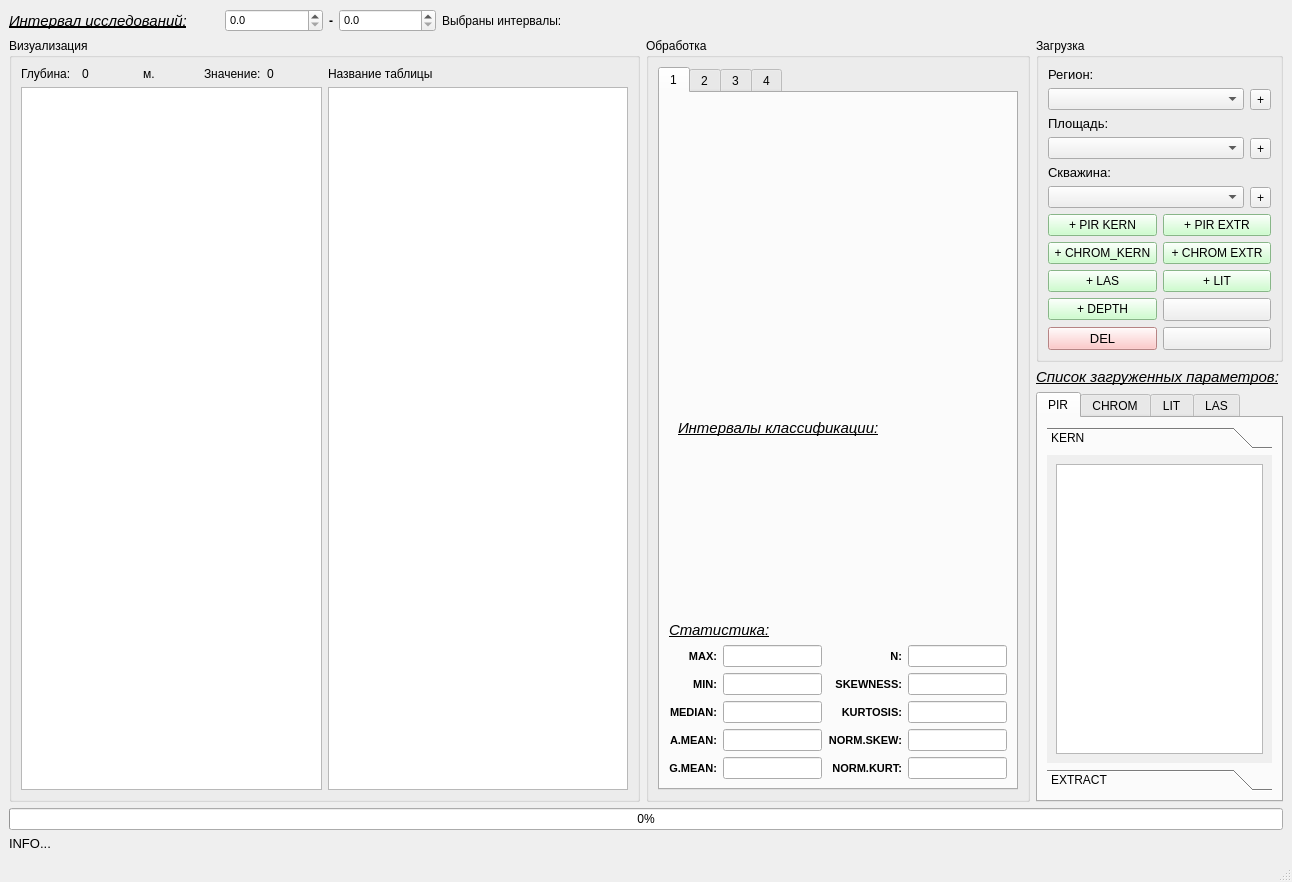
The window that qt/domanic_dialog.ui (idergunoff/domanic) describes before a commit, drawn with Qt 5.
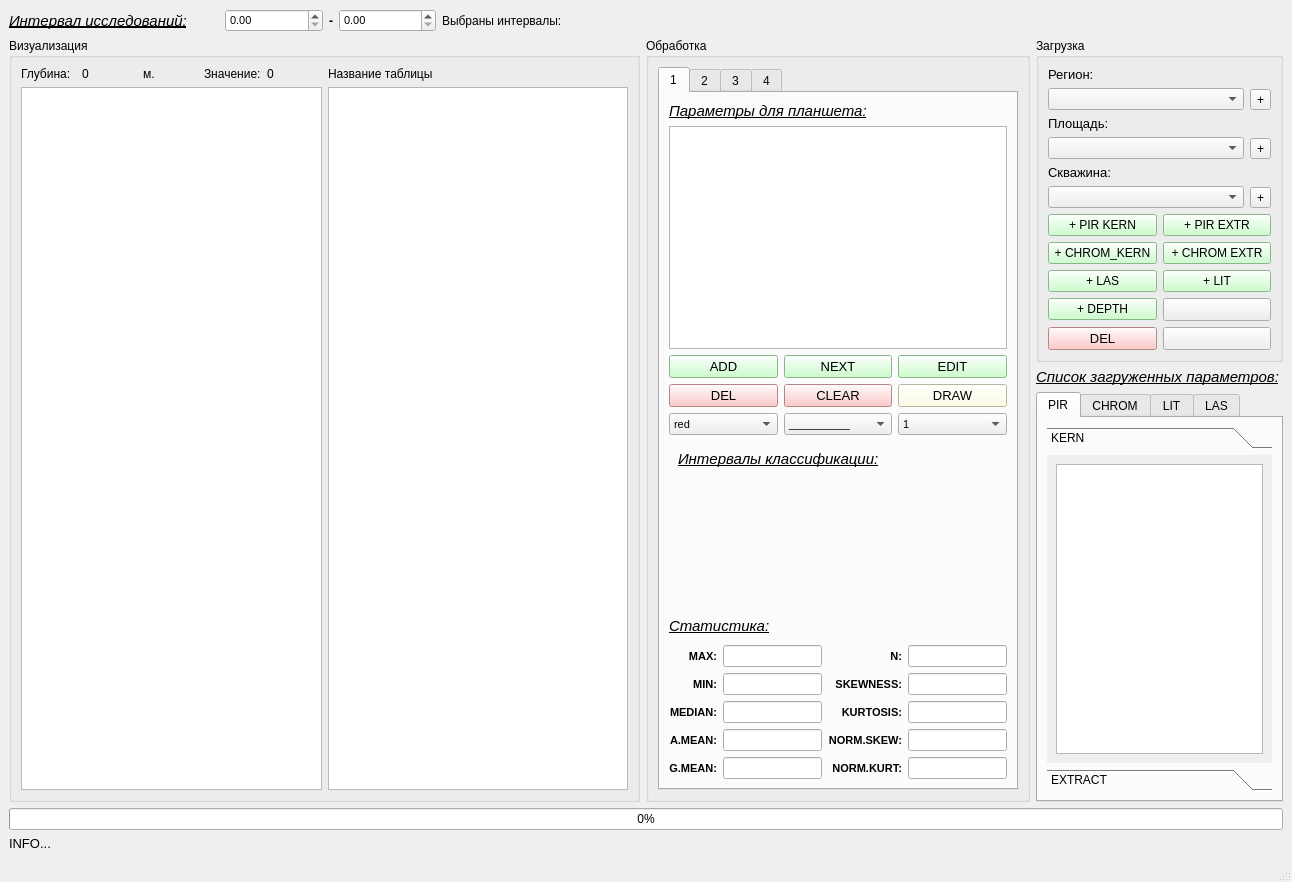
The same window after the commit. Custom widgets are drawn as their Qt base class.

```diff
--- a/qt/domanic_dialog.ui
+++ b/qt/domanic_dialog.ui
@@ -163,20 +163,7 @@
                 </attribute>
                 <layout class="QGridLayout" name="gridLayout_40">
                  <item row="0" column="0">
-                  <layout class="QGridLayout" name="gridLayout_38" rowstretch="3,2,1">
-                   <item row="0" column="0">
-                    <spacer name="verticalSpacer">
-                     <property name="orientation">
-                      <enum>Qt::Vertical</enum>
-                     </property>
-                     <property name="sizeHint" stdset="0">
-                      <size>
-                       <width>20</width>
-                       <height>40</height>
-                      </size>
-                     </property>
-                    </spacer>
-                   </item>
+                  <layout class="QGridLayout" name="gridLayout_38" rowstretch="2,1,1">
                    <item row="1" column="0">
                     <widget class="QWidget" name="cat_resource" native="true">
                      <property name="toolTip">
@@ -529,6 +516,334 @@
                      </item>
                     </layout>
                    </item>
+                   <item row="0" column="0">
+                    <layout class="QGridLayout" name="gridLayout_46">
+                     <item row="2" column="0">
+                      <layout class="QGridLayout" name="gridLayout_47">
+                       <item row="0" column="0">
+                        <widget class="QComboBox" name="comboBox_color_tablet">
+                         <property name="font">
+                          <font>
+                           <pointsize>8</pointsize>
+                          </font>
+                         </property>
+                         <property name="toolTip">
+                          <string>цвет кривой</string>
+                         </property>
+                         <item>
+                          <property name="text">
+                           <string>red</string>
+                          </property>
+                         </item>
+                         <item>
+                          <property name="text">
+                           <string>darkRed</string>
+                          </property>
+                         </item>
+                         <item>
+                          <property name="text">
+                           <string>blue</string>
+                          </property>
+                         </item>
+                         <item>
+                          <property name="text">
+                           <string>darkBlue</string>
+                          </property>
+                         </item>
+                         <item>
+                          <property name="text">
+                           <string>green</string>
+                          </property>
+                         </item>
+                         <item>
+                          <property name="text">
+                           <string>darkGreen</string>
+                          </property>
+                         </item>
+                         <item>
+                          <property name="text">
+                           <string>cyan</string>
+                          </property>
+                         </item>
+                         <item>
+                          <property name="text">
+                           <string>darkCyan</string>
+                          </property>
+                         </item>
+                         <item>
+                          <property name="text">
+                           <string>magenta</string>
+                          </property>
+                         </item>
+                         <item>
+                          <property name="text">
+                           <string>darkMagenta</string>
+                          </property>
+                         </item>
+                         <item>
+                          <property name="text">
+                           <string>yellow</string>
+                          </property>
+                         </item>
+                         <item>
+                          <property name="text">
+                           <string>black</string>
+                          </property>
+                         </item>
+                         <item>
+                          <property name="text">
+                           <string>darkGray</string>
+                          </property>
+                         </item>
+                         <item>
+                          <property name="text">
+                           <string>gray</string>
+                          </property>
+                         </item>
+                         <item>
+                          <property name="text">
+                           <string>lightGray</string>
+                          </property>
+                         </item>
+                        </widget>
+                       </item>
+                       <item row="0" column="1">
+                        <widget class="QComboBox" name="comboBox_dash_tablet">
+                         <property name="font">
+                          <font>
+                           <pointsize>8</pointsize>
+                          </font>
+                         </property>
+                         <property name="toolTip">
+                          <string>штрих кривой</string>
+                         </property>
+                         <item>
+                          <property name="text">
+                           <string>__________</string>
+                          </property>
+                         </item>
+                         <item>
+                          <property name="text">
+                           <string>.................</string>
+                          </property>
+                         </item>
+                         <item>
+                          <property name="text">
+                           <string>- - - - - - - - - </string>
+                          </property>
+                         </item>
+                         <item>
+                          <property name="text">
+                           <string>-.-.-.-.-.-.-.-.</string>
+                          </property>
+                         </item>
+                        </widget>
+                       </item>
+                       <item row="0" column="2">
+                        <widget class="QComboBox" name="comboBox_width_tablet">
+                         <property name="font">
+                          <font>
+                           <pointsize>8</pointsize>
+                          </font>
+                         </property>
+                         <property name="toolTip">
+                          <string>толщина кривой</string>
+                         </property>
+                         <item>
+                          <property name="text">
+                           <string>1</string>
+                          </property>
+                         </item>
+                         <item>
+                          <property name="text">
+                           <string>1.5</string>
+                          </property>
+                         </item>
+                         <item>
+                          <property name="text">
+                           <string>2</string>
+                          </property>
+                         </item>
+                         <item>
+                          <property name="text">
+                           <string>2.5</string>
+                          </property>
+                         </item>
+                         <item>
+                          <property name="text">
+                           <string>3</string>
+                          </property>
+                         </item>
+                         <item>
+                          <property name="text">
+                           <string>4</string>
+                          </property>
+                         </item>
+                        </widget>
+                       </item>
+                      </layout>
+                     </item>
+                     <item row="1" column="0">
+                      <layout class="QGridLayout" name="gridLayout_48">
+                       <item row="0" column="0">
+                        <layout class="QGridLayout" name="gridLayout_49">
+                         <item row="1" column="0">
+                          <widget class="QListWidget" name="listWidget_param_tablet">
+                           <property name="font">
+                            <font>
+                             <pointsize>9</pointsize>
+                            </font>
+                           </property>
+                          </widget>
+                         </item>
+                         <item row="0" column="0">
+                          <widget class="QLabel" name="label_param_tablet">
+                           <property name="font">
+                            <font>
+                             <pointsize>11</pointsize>
+                             <italic>true</italic>
+                             <underline>true</underline>
+                            </font>
+                           </property>
+                           <property name="text">
+                            <string>Параметры для планшета:</string>
+                           </property>
+                          </widget>
+                         </item>
+                        </layout>
+                       </item>
+                       <item row="1" column="0">
+                        <layout class="QGridLayout" name="gridLayout_50">
+                         <item row="1" column="0">
+                          <widget class="QPushButton" name="pushButton_add_param_tablet">
+                           <property name="font">
+                            <font>
+                             <pointsize>10</pointsize>
+                            </font>
+                           </property>
+                           <property name="toolTip">
+                            <string>Добавить параметр для построения в планшете</string>
+                           </property>
+                           <property name="autoFillBackground">
+                            <bool>false</bool>
+                           </property>
+                           <property name="styleSheet">
+                            <string notr="true">background-color: rgb(191, 255, 191);</string>
+                           </property>
+                           <property name="text">
+                            <string>ADD</string>
+                           </property>
+                          </widget>
+                         </item>
+                         <item row="2" column="1">
+                          <widget class="QPushButton" name="pushButton_clear_param_tablet">
+                           <property name="font">
+                            <font>
+                             <pointsize>10</pointsize>
+                            </font>
+                           </property>
+                           <property name="toolTip">
+                            <string>Очистить список параметров</string>
+                           </property>
+                           <property name="styleSheet">
+                            <string notr="true">background-color: rgb(255, 185, 185);</string>
+                           </property>
+                           <property name="text">
+                            <string>CLEAR</string>
+                           </property>
+                          </widget>
+                         </item>
+                         <item row="2" column="0">
+                          <widget class="QPushButton" name="pushButton_del_param_tablet">
+                           <property name="font">
+                            <font>
+                             <pointsize>10</pointsize>
+                            </font>
+                           </property>
+                           <property name="toolTip">
+                            <string>Удалить выбранный параметр</string>
+                           </property>
+                           <property name="styleSheet">
+                            <string notr="true">background-color: rgb(255, 185, 185);</string>
+                           </property>
+                           <property name="text">
+                            <string>DEL</string>
+                           </property>
+                          </widget>
+                         </item>
+                         <item row="1" column="1">
+                          <widget class="QPushButton" name="pushButton_next_graph_tablet">
+                           <property name="font">
+                            <font>
+                             <pointsize>10</pointsize>
+                            </font>
+                           </property>
+                           <property name="toolTip">
+                            <string>Новый график для построения следующего параметра</string>
+                           </property>
+                           <property name="styleSheet">
+                            <string notr="true">background-color: rgb(191, 255, 191);</string>
+                           </property>
+                           <property name="text">
+                            <string>NEXT</string>
+                           </property>
+                          </widget>
+                         </item>
+                         <item row="2" column="2">
+                          <widget class="QPushButton" name="pushButton_draw_param_tablet">
+                           <property name="font">
+                            <font>
+                             <pointsize>10</pointsize>
+                            </font>
+                           </property>
+                           <property name="toolTip">
+                            <string>Построить планшет</string>
+                           </property>
+                           <property name="styleSheet">
+                            <string notr="true">background-color: rgb(255, 255, 222);</string>
+                           </property>
+                           <property name="text">
+                            <string>DRAW</string>
+                           </property>
+                          </widget>
+                         </item>
+                         <item row="1" column="2">
+                          <widget class="QPushButton" name="pushButton_edit_param_tablet">
+                           <property name="font">
+                            <font>
+                             <pointsize>10</pointsize>
+                            </font>
+                           </property>
+                           <property name="toolTip">
+                            <string>Изменить параметр для построения в планшете</string>
+                           </property>
+                           <property name="styleSheet">
+                            <string notr="true">background-color: rgb(191, 255, 191);</string>
+                           </property>
+                           <property name="text">
+                            <string>EDIT</string>
+                           </property>
+                          </widget>
+                         </item>
+                        </layout>
+                       </item>
+                      </layout>
+                     </item>
+                     <item row="0" column="0">
+                      <spacer name="horizontalSpacer_4">
+                       <property name="orientation">
+                        <enum>Qt::Horizontal</enum>
+                       </property>
+                       <property name="sizeHint" stdset="0">
+                        <size>
+                         <width>40</width>
+                         <height>0</height>
+                        </size>
+                       </property>
+                      </spacer>
+                     </item>
+                    </layout>
+                   </item>
                   </layout>
                  </item>
                 </layout>
@@ -3170,7 +3485,7 @@
              </font>
             </property>
             <property name="decimals">
-             <number>1</number>
+             <number>2</number>
             </property>
             <property name="maximum">
              <double>25000.000000000000000</double>
@@ -3201,7 +3516,7 @@
              </font>
             </property>
             <property name="decimals">
-             <number>1</number>
+             <number>2</number>
             </property>
             <property name="maximum">
              <double>25000.000000000000000</double>
```
Left out of the diff: 188 changed lines with no effect on the pictures.
